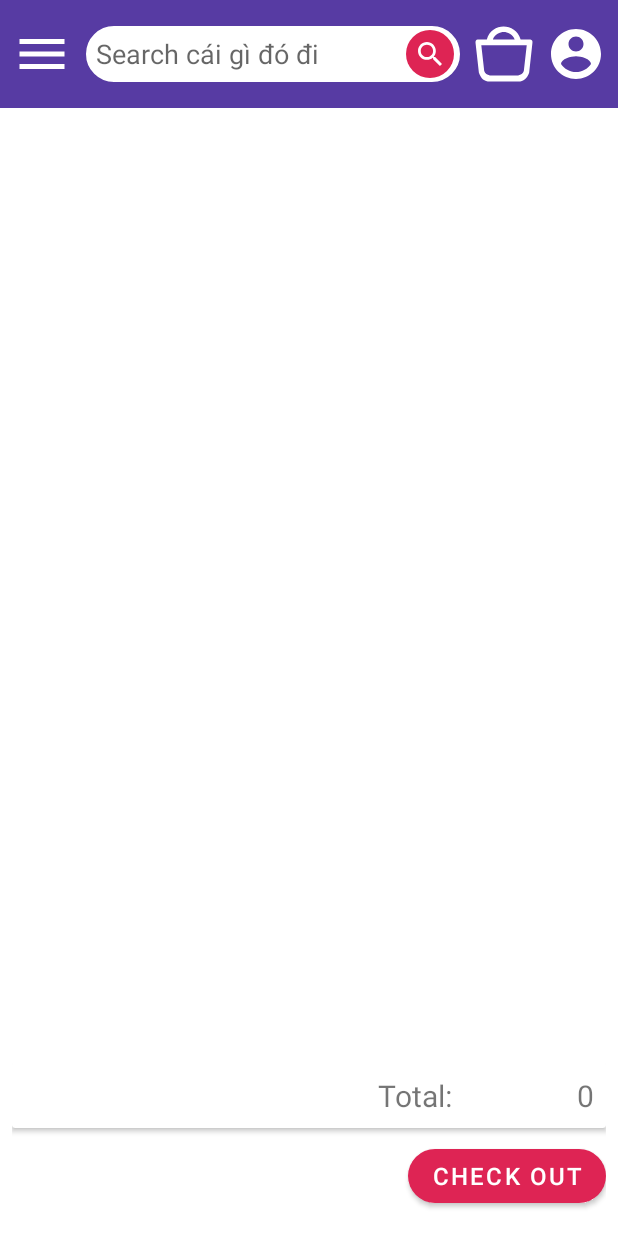
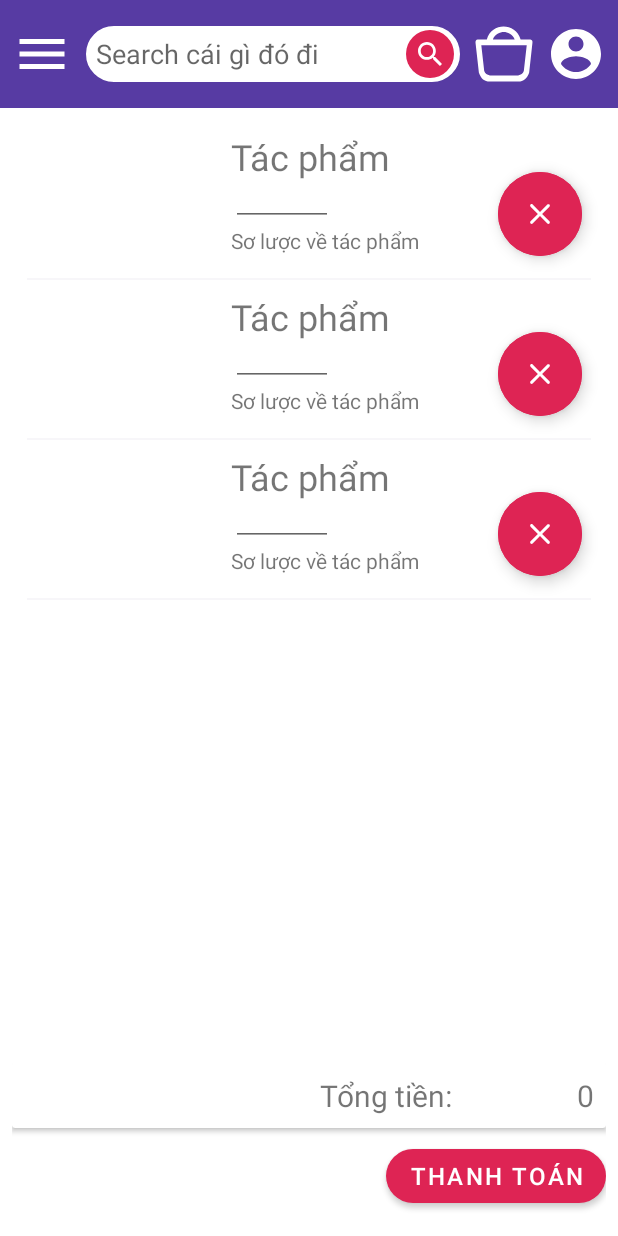
Before and after one commit to tohuyendieu/android, an Android app: the layout activity_cart.xml on its own in the app's theme, with its tools: preview values and no code run, on a phone screen of 412 x 824 dp. Run offline under Robolectric (Android 15) with nearby library versions, the phone set to English and light mode, and no system bars.

Commit message:
Update Cart

```diff
--- a/app/src/main/res/layout/activity_cart.xml
+++ b/app/src/main/res/layout/activity_cart.xml
@@ -1,6 +1,5 @@
 <?xml version="1.0" encoding="utf-8"?>
 <RelativeLayout xmlns:android="http://schemas.android.com/apk/res/android"
-    xmlns:app="http://schemas.android.com/apk/res-auto"
     xmlns:tools="http://schemas.android.com/tools"
     android:layout_width="match_parent"
     android:layout_height="match_parent"
@@ -33,7 +32,8 @@
                 android:layout_marginTop="8dp"
                 android:layout_marginEnd="8dp"
                 android:layout_marginRight="4dp"
-                android:layout_marginBottom="8dp" />
+                android:layout_marginBottom="8dp"
+                tools:listitem="@layout/row_item_cart" />
         </LinearLayout>
     </ScrollView>
 
--- a/app/src/main/res/layout/row_item_cart.xml
+++ b/app/src/main/res/layout/row_item_cart.xml
@@ -3,10 +3,10 @@
     xmlns:app="http://schemas.android.com/apk/res-auto"
     xmlns:tools="http://schemas.android.com/tools"
     android:layout_width="match_parent"
-    android:layout_height="match_parent">
+    android:layout_height="wrap_content">
 
     <ImageView
-        android:id="@+id/imv_avatar"
+        android:id="@+id/img_book"
         android:layout_width="106dp"
         android:layout_height="89dp"
         android:layout_marginStart="16dp"
@@ -17,25 +17,25 @@
         />
 
     <TextView
-        android:id="@+id/tv_title"
+        android:id="@+id/text_title"
         android:layout_width="wrap_content"
         android:layout_height="wrap_content"
         android:layout_marginStart="24dp"
-        android:layout_marginTop="8dp"
-        android:text="name"
         android:textSize="24sp"
-        app:layout_constraintStart_toEndOf="@+id/imv_avatar"
-        app:layout_constraintTop_toTopOf="parent" />
+        app:layout_constraintStart_toEndOf="@+id/img_book"
+        app:layout_constraintTop_toTopOf="@+id/img_book"
+        tools:text="Tác phẩm" />
 
     <TextView
-        android:id="@+id/tv_des"
-        android:layout_width="wrap_content"
+        android:id="@+id/text_description"
+        android:layout_width="0dp"
         android:layout_height="wrap_content"
-        android:layout_marginStart="24dp"
-        android:layout_marginTop="36dp"
-        android:text="status"
-        app:layout_constraintStart_toEndOf="@+id/imv_avatar"
-        app:layout_constraintTop_toBottomOf="@+id/tv_title" />
+        android:ellipsize="end"
+        android:maxLines="2"
+        app:layout_constraintEnd_toStartOf="@+id/btn_delete_item"
+        app:layout_constraintStart_toStartOf="@+id/edt_quantity"
+        app:layout_constraintTop_toBottomOf="@+id/edt_quantity"
+        tools:text="@string/txt_description" />
 
     <ImageView
         android:id="@+id/imv_line"
@@ -47,29 +47,28 @@
         android:background="#F7F6F9"
         app:layout_constraintEnd_toEndOf="parent"
         app:layout_constraintStart_toStartOf="parent"
-        app:layout_constraintTop_toBottomOf="@id/imv_avatar" />
+        app:layout_constraintTop_toBottomOf="@id/img_book" />
 
     <EditText
         android:id="@+id/edt_quantity"
         android:layout_width="68dp"
         android:layout_height="22dp"
-        android:layout_marginStart="24dp"
         android:layout_marginTop="8dp"
         android:ems="10"
         android:inputType="number"
-        app:layout_constraintStart_toEndOf="@+id/imv_avatar"
-        app:layout_constraintTop_toBottomOf="@+id/tv_title" />
+        app:layout_constraintStart_toStartOf="@+id/text_title"
+        app:layout_constraintTop_toBottomOf="@+id/text_title" />
 
-    <Button
+
+    <com.google.android.material.floatingactionbutton.ExtendedFloatingActionButton
         android:id="@+id/btn_delete_item"
-        android:layout_width="50dp"
-        android:layout_height="41dp"
-        android:layout_marginStart="220dp"
-        android:layout_marginBottom="24dp"
-        style="@style/CornerButtonRed16"
-        android:text="X"
-        app:iconPadding="5dp"
-        app:layout_constraintBottom_toBottomOf="@+id/imv_line"
-        app:layout_constraintStart_toEndOf="@+id/imv_avatar" />
-
+        android:layout_width="wrap_content"
+        android:layout_height="wrap_content"
+        android:layout_margin="16dp"
+        android:backgroundTint="@color/important_button_color"
+        android:textColor="@color/white"
+        app:icon="@drawable/ic_round_close_24"
+        app:iconTint="@color/white"
+        app:layout_constraintBottom_toBottomOf="parent"
+        app:layout_constraintEnd_toEndOf="parent" />
 </androidx.constraintlayout.widget.ConstraintLayout>
--- a/app/src/main/res/values/strings.xml
+++ b/app/src/main/res/values/strings.xml
@@ -18,8 +18,8 @@
     <string name="text_phone">Số điện thoại</string>
     <string name="text_agree_policy">Tôi đồng ý với các điều khoản sử dụng dịch vụ</string>
     <string name="text_double_back_exit">Chạm lần nữa để thoát</string>
-    <string name="txt_label_total">Total:</string>
-    <string name="txt_button_checkout">Check out</string>
+    <string name="txt_label_total">Tổng tiền: </string>
+    <string name="txt_button_checkout">Thanh toán</string>
     <string name="txt_label_total_price">0</string>
     <string name="txt_label_email_address">Email Address</string>
     <string name="txt_label_billing_address">Billing Address</string>
```
